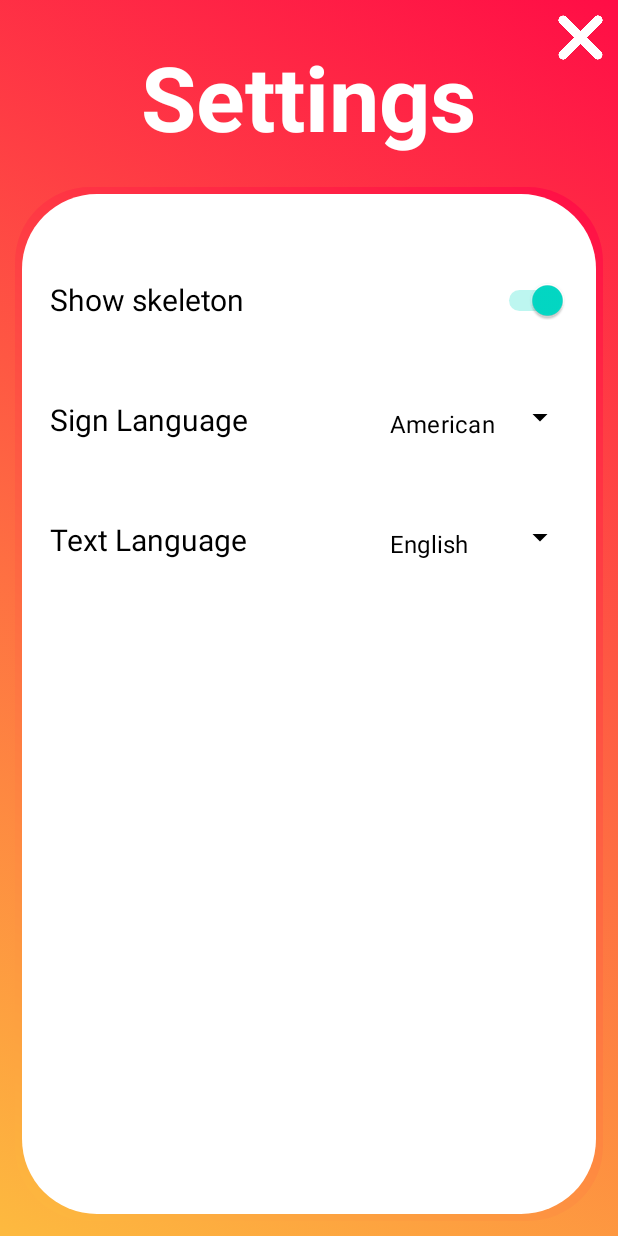
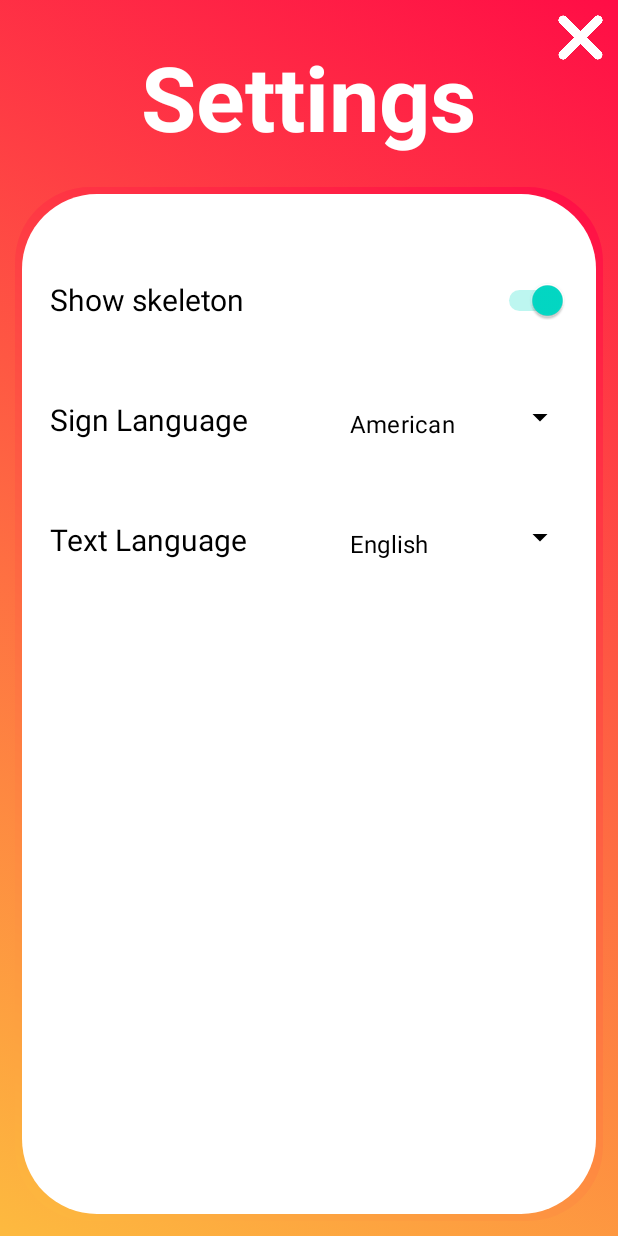
Before and after one commit to ndhuynh02/BVoice, an Android app: the SettingsActivity screen opened directly, with no data from a screen before it, on a phone screen of 412 x 824 dp. Run offline under Robolectric (Android 15) with nearby library versions, the phone set to English and light mode, and no system bars.

Commit message:
fix drop down menu 2 lines

```diff
--- a/app/src/main/res/layout/activity_settings.xml
+++ b/app/src/main/res/layout/activity_settings.xml
@@ -98,7 +98,7 @@
 
                         <AutoCompleteTextView
                             android:id="@+id/sign_language"
-                            android:layout_width="140dp"
+                            android:layout_width="wrap_content"
                             android:layout_height="wrap_content"
                             android:inputType="none"
                             android:text="American"
@@ -136,7 +136,7 @@
 
                         <AutoCompleteTextView
                             android:id="@+id/text_language"
-                            android:layout_width="140dp"
+                            android:layout_width="wrap_content"
                             android:layout_height="wrap_content"
                             android:inputType="none"
                             android:text="English"
```
